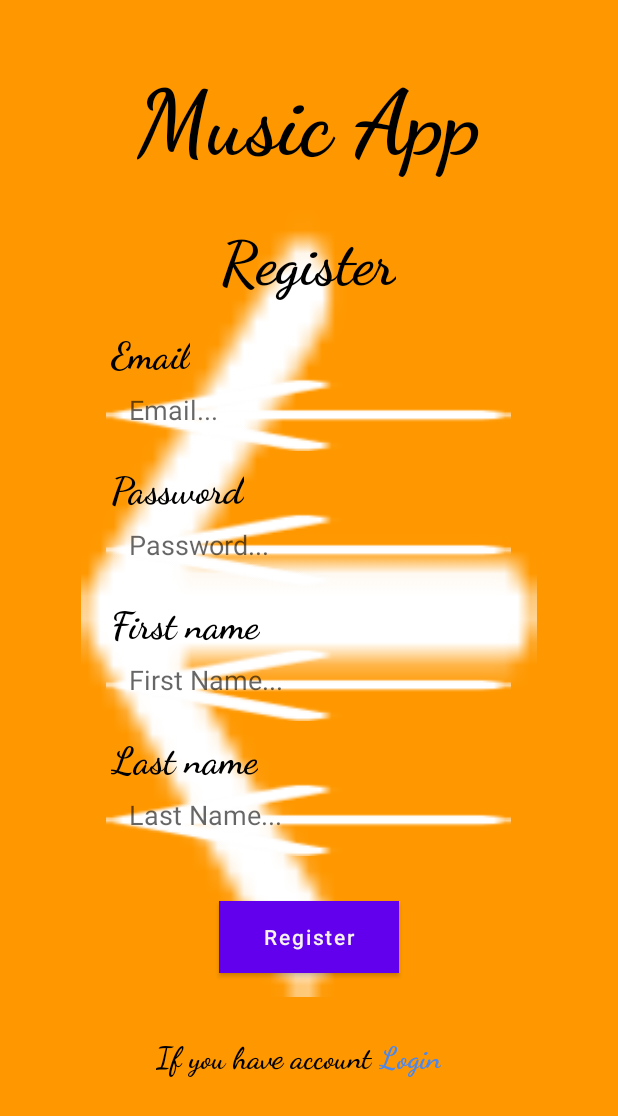
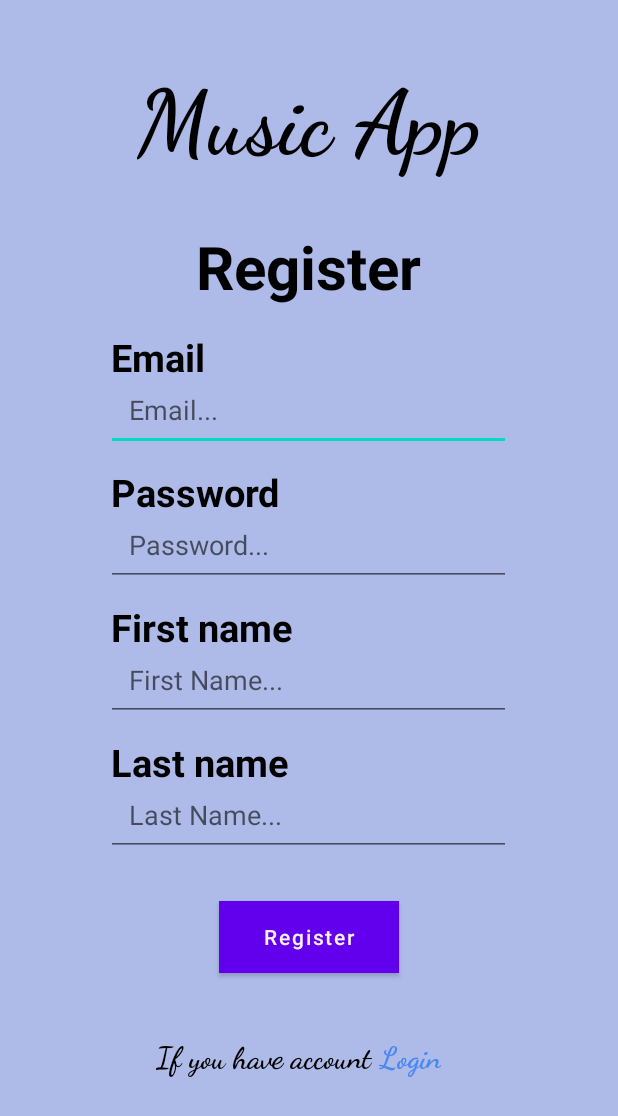
Before and after one commit to Nomap9/Music-App, an Android app: the RegisterActivity screen opened directly, with no data from a screen before it, on a phone screen of 412 x 824 dp. Shown: the top 1116 px of the screen. Run offline under Robolectric (Android 15) with nearby library versions, the phone set to English and light mode, and no system bars; our stand-ins replace Volley; network calls fail.

Commit message:
update register

```diff
--- a/app/src/main/res/layout/activity_register.xml
+++ b/app/src/main/res/layout/activity_register.xml
@@ -4,7 +4,7 @@
     xmlns:tools="http://schemas.android.com/tools"
     android:layout_width="match_parent"
     android:layout_height="match_parent"
-    android:background="#FF9800"
+    android:background="#AEBAE8"
     tools:context=".Activities.RegisterActivity"
     tools:layout_editor_absoluteX="-17dp"
     tools:layout_editor_absoluteY="0dp">
@@ -15,7 +15,6 @@
         android:layout_height="534dp"
         android:layout_marginTop="12dp"
 
-        android:background="@drawable/back"
         android:gravity="center_horizontal"
         app:layout_constraintEnd_toEndOf="parent"
         app:layout_constraintStart_toStartOf="parent"
@@ -27,9 +26,9 @@
             android:layout_height="wrap_content"
             android:layout_gravity="center_horizontal"
             android:layout_marginTop="20dp"
-            android:fontFamily="cursive"
+            android:fontFamily="Roboto"
+            android:text="Register"
             android:textColor="@color/black"
-            android:text="Register"
             android:textSize="40sp"
             android:textStyle="bold" />
 
@@ -39,9 +38,9 @@
             android:layout_height="wrap_content"
             android:layout_marginLeft="20dp"
             android:layout_marginTop="90dp"
-            android:fontFamily="cursive"
+            android:fontFamily="Roboto"
+            android:text="Email"
             android:textColor="@color/black"
-            android:text="Email"
             android:textSize="25dp"
             android:textStyle="bold" />
 
@@ -51,7 +50,6 @@
             android:layout_height="50dp"
             android:layout_gravity="center_horizontal"
             android:layout_marginTop="120dp"
-            android:background="@drawable/back"
             android:ems="10"
             android:hint="Email..."
             android:inputType="textEmailAddress"
@@ -64,9 +62,9 @@
             android:layout_height="wrap_content"
             android:layout_marginLeft="20dp"
             android:layout_marginTop="180dp"
-            android:fontFamily="cursive"
+            android:fontFamily="Roboto"
+            android:text="Password"
             android:textColor="@color/black"
-            android:text="Password"
             android:textSize="25dp"
             android:textStyle="bold" />
 
@@ -76,7 +74,6 @@
             android:layout_height="50dp"
             android:layout_gravity="center_horizontal"
             android:layout_marginTop="210dp"
-            android:background="@drawable/back"
             android:ems="10"
             android:hint="Password..."
             android:inputType="textPassword"
@@ -88,9 +85,9 @@
             android:layout_height="wrap_content"
             android:layout_marginLeft="20dp"
             android:layout_marginTop="270dp"
-            android:fontFamily="cursive"
+            android:fontFamily="Roboto"
+            android:text="First name"
             android:textColor="@color/black"
-            android:text="First name"
             android:textSize="25dp"
             android:textStyle="bold" />
 
@@ -100,9 +97,9 @@
             android:layout_height="50dp"
             android:layout_gravity="center_horizontal"
             android:layout_marginTop="300dp"
-            android:background="@drawable/back"
             android:ems="10"
             android:hint="First Name..."
+            android:textColor="@color/black"
             android:inputType="text"
             android:padding="15dp" />
 
@@ -112,9 +109,9 @@
             android:layout_height="wrap_content"
             android:layout_marginLeft="20dp"
             android:layout_marginTop="360dp"
-            android:fontFamily="cursive"
+            android:fontFamily="Roboto"
+            android:text="Last name"
             android:textColor="@color/black"
-            android:text="Last name"
             android:textSize="25dp"
             android:textStyle="bold" />
 
@@ -124,10 +121,9 @@
             android:layout_height="50dp"
             android:layout_gravity="center_horizontal"
             android:layout_marginTop="390dp"
-            android:background="@drawable/back"
             android:ems="10"
             android:hint="Last Name..."
-            android:inputType="textPassword"
+            android:inputType="text"
             android:padding="15dp" />
 
         <Button
@@ -166,10 +162,10 @@
         android:layout_height="wrap_content"
         android:layout_marginTop="28dp"
         android:layout_marginEnd="104dp"
+        android:clickable="true"
         android:fontFamily="cursive"
+        android:onClick="onTextViewClick"
         android:text="Login"
-        android:clickable="true"
-        android:onClick="onTextViewClick"
         android:textColor="#4987F1"
         android:textSize="20sp"
         android:textStyle="bold"
```
